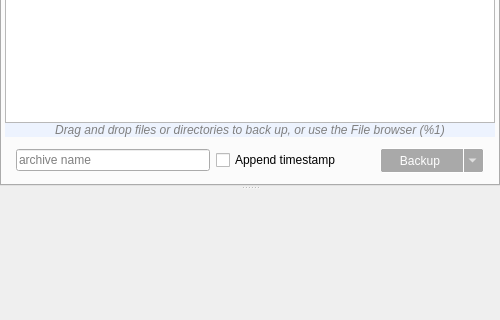
The window that forms/mainwindow.ui (Tarsnap/tarsnap-gui) describes before a commit, drawn with Qt 5; both pictures show x 0 to 500 and y 167 to 487 of the 500 by 574 pixel window.
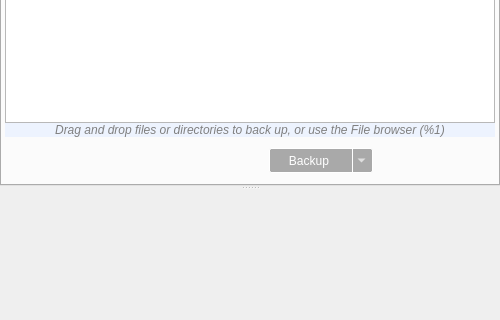
The same window after the commit. Icons and pictures are not drawn. Custom widgets are drawn as their Qt base class.

Commit message: forms: move BackupLineEdit to BackupTabWidget

Patch:
```diff
--- a/forms/mainwindow.ui
+++ b/forms/mainwindow.ui
@@ -230,53 +230,6 @@
               </sizepolicy>
              </property>
              <layout class="QHBoxLayout" name="horizontalLayout">
-              <item>
-               <widget class="QLineEdit" name="backupNameLineEdit">
-                <property name="sizePolicy">
-                 <sizepolicy hsizetype="Preferred" vsizetype="Fixed">
-                  <horstretch>0</horstretch>
-                  <verstretch>0</verstretch>
-                 </sizepolicy>
-                </property>
-                <property name="maximumSize">
-                 <size>
-                  <width>16777215</width>
-                  <height>16777215</height>
-                 </size>
-                </property>
-                <property name="toolTip">
-                 <string>Resulting Archive name</string>
-                </property>
-                <property name="text">
-                 <string notr="true"/>
-                </property>
-                <property name="placeholderText">
-                 <string>archive name</string>
-                </property>
-                <property name="clearButtonEnabled">
-                 <bool>true</bool>
-                </property>
-               </widget>
-              </item>
-              <item>
-               <widget class="QCheckBox" name="appendTimestampCheckBox">
-                <property name="sizePolicy">
-                 <sizepolicy hsizetype="Maximum" vsizetype="Fixed">
-                  <horstretch>0</horstretch>
-                  <verstretch>0</verstretch>
-                 </sizepolicy>
-                </property>
-                <property name="toolTip">
-                 <string>Append current timestamp to the backup name</string>
-                </property>
-                <property name="text">
-                 <string>Append timestamp</string>
-                </property>
-                <property name="checked">
-                 <bool>false</bool>
-                </property>
-               </widget>
-              </item>
               <item>
                <spacer name="horizontalSpacer">
                 <property name="orientation">
```
Left out of the diff: 2 changed lines with no effect on the pictures. The commit also changes 1 other file.
